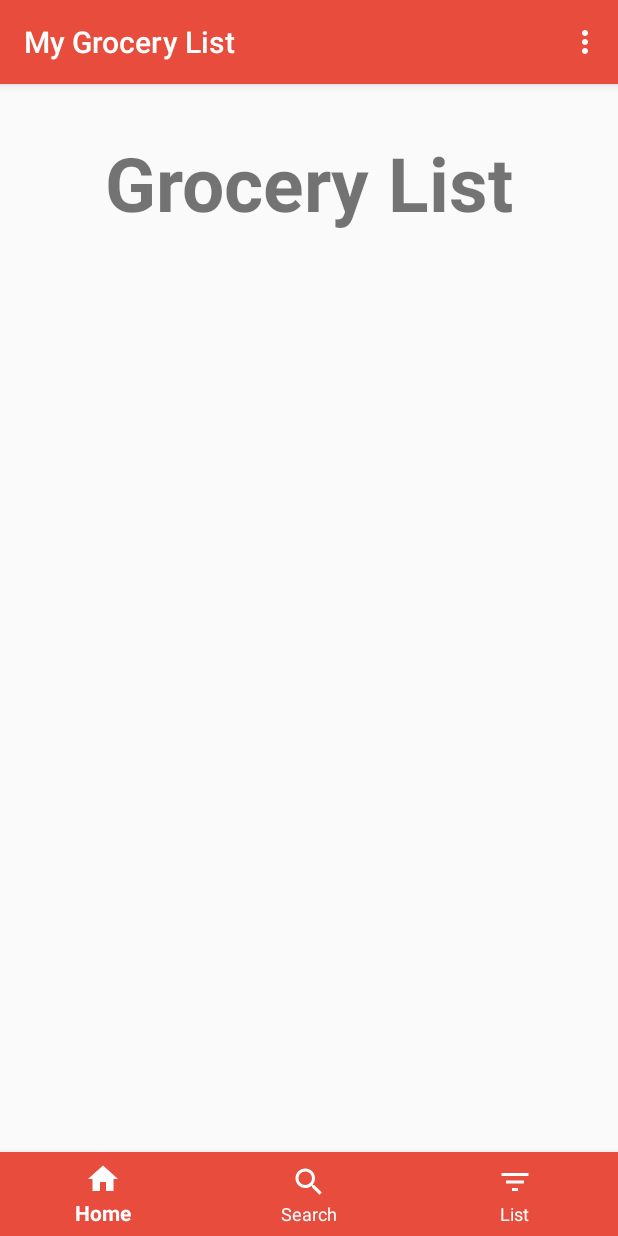
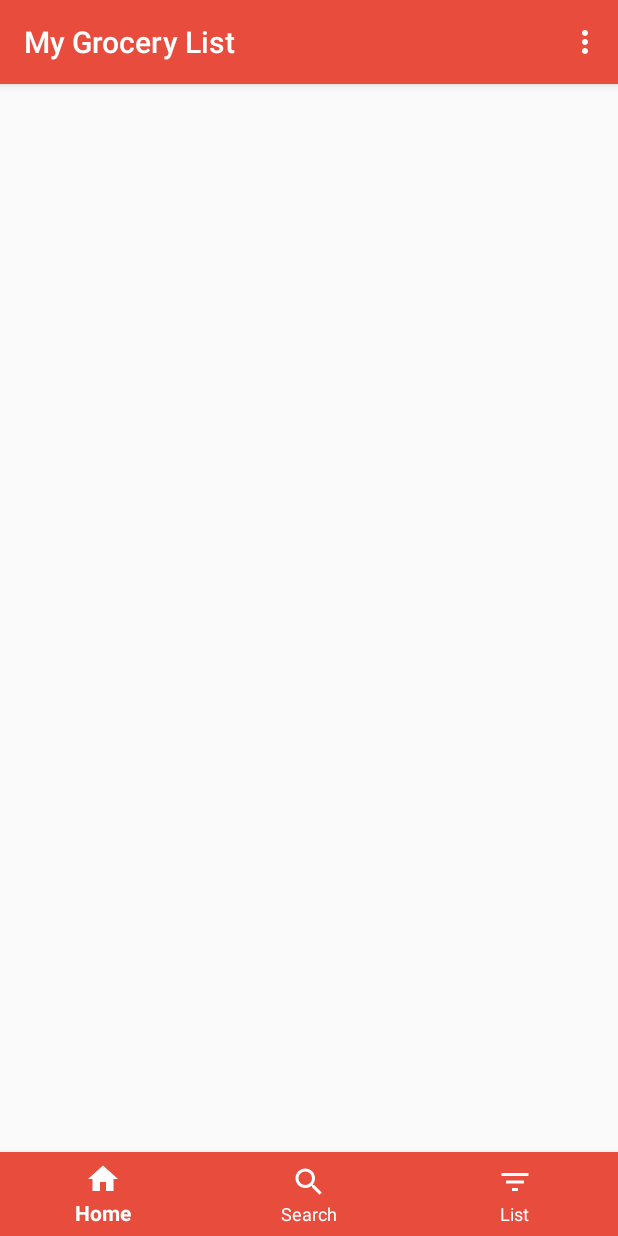
Before and after one commit to HunterSaunders/EZmeals, an Android app: the GroceryList screen opened directly, with no data from a screen before it, on a phone screen of 412 x 824 dp. Run offline under Robolectric (Android 15) with nearby library versions, the phone set to English and light mode, and no system bars.

Commit message:
Fixed Grocery List Crashing Bug

```diff
--- a/app/src/main/java/com/example/ezmeals/MainActivity.java
+++ b/app/src/main/java/com/example/ezmeals/MainActivity.java
@@ -8,7 +8,6 @@ import android.os.Bundle;
 import android.os.Handler;
 
 import com.google.gson.Gson;
-
 import java.util.List;
 import java.util.Properties;
 
--- a/app/src/main/res/layout/activity_grocery_list.xml
+++ b/app/src/main/res/layout/activity_grocery_list.xml
@@ -5,18 +5,6 @@
     android:layout_width="match_parent"
     android:layout_height="match_parent"
     tools:context=".GroceryList">
-
-    <TextView
-        android:layout_width="wrap_content"
-        android:layout_height="wrap_content"
-        android:layout_marginTop="32dp"
-        android:gravity="center"
-        android:text="Grocery List"
-        android:textSize="50sp"
-        android:textStyle="bold"
-        app:layout_constraintEnd_toEndOf="parent"
-        app:layout_constraintStart_toStartOf="parent"
-        app:layout_constraintTop_toTopOf="parent" />
 
     <com.google.android.material.bottomnavigation.BottomNavigationView
         android:id="@+id/bottom_nav"
@@ -31,4 +19,13 @@
         app:layout_constraintStart_toStartOf="parent"
         app:menu="@menu/menu_nav" />
 
+    <ListView
+        android:id="@+id/grocery_list_view"
+        android:layout_width="409dp"
+        android:layout_height="673dp"
+        app:layout_constraintBottom_toTopOf="@+id/bottom_nav"
+        app:layout_constraintEnd_toEndOf="parent"
+        app:layout_constraintStart_toStartOf="parent"
+        app:layout_constraintTop_toTopOf="parent" />
+
 </androidx.constraintlayout.widget.ConstraintLayout>
--- a/app/src/main/res/layout/grocery_view_layout.xml
+++ b/app/src/main/res/layout/grocery_view_layout.xml
@@ -7,4 +7,5 @@
     android:textAppearance="@style/TextAppearance.AppCompat.Medium"
     android:textStyle="bold"
     android:textColor="@color/black">
+
 </TextView>
```
